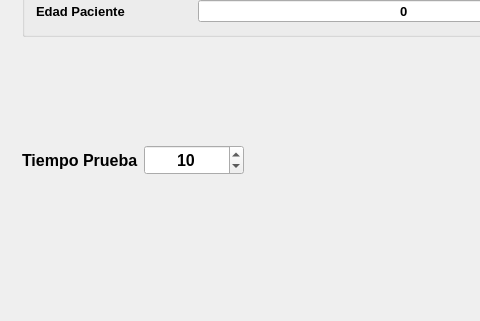
Qt form mainwindow.ui (hectorda/Bio-Feedback) before a commit; both pictures show x 0 to 480 and y 182 to 503 of the 661 by 503 pixel window.
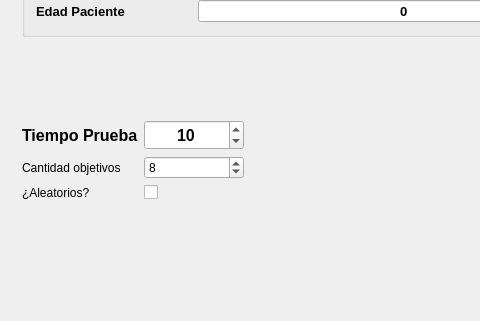
The same form after that commit. The open tabs and pages were chosen to show the change. Icons and pictures are not drawn. Custom widgets are drawn as their Qt base class.

Diff of the .ui file:
```diff
--- a/mainwindow.ui
+++ b/mainwindow.ui
@@ -247,6 +247,8 @@
         <item>
          <layout class="QHBoxLayout" name="horizontalLayout_4">
           <item>
+           <layout class="QFormLayout" name="formLayout">
+            <item row="0" column="0">
            <widget class="QLabel" name="label_3">
             <property name="font">
              <font>
@@ -263,7 +265,7 @@
             </property>
            </widget>
           </item>
-          <item>
+            <item row="0" column="1">
            <widget class="QSpinBox" name="spinBoxTiempoPrueba">
             <property name="minimumSize">
              <size>
@@ -297,6 +299,39 @@
              <number>10</number>
             </property>
            </widget>
+            </item>
+            <item row="1" column="0">
+             <widget class="QLabel" name="label">
+              <property name="text">
+               <string>Cantidad objetivos</string>
+              </property>
+             </widget>
+            </item>
+            <item row="1" column="1">
+             <widget class="QSpinBox" name="spinBoxCantidadObjetivos">
+              <property name="minimum">
+               <number>1</number>
+              </property>
+              <property name="value">
+               <number>8</number>
+              </property>
+             </widget>
+            </item>
+            <item row="2" column="1">
+             <widget class="QCheckBox" name="checkBoxObjetivosAleatorios">
+              <property name="text">
+               <string/>
+              </property>
+             </widget>
+            </item>
+            <item row="2" column="0">
+             <widget class="QLabel" name="label_5">
+              <property name="text">
+               <string>¿Aleatorios?</string>
+              </property>
+             </widget>
+            </item>
+           </layout>
           </item>
           <item>
            <spacer name="horizontalSpacer_3">
```
Left out of the diff: 2 changed lines with no effect on the pictures. Lines whose indentation alone changed are shown as unchanged.
